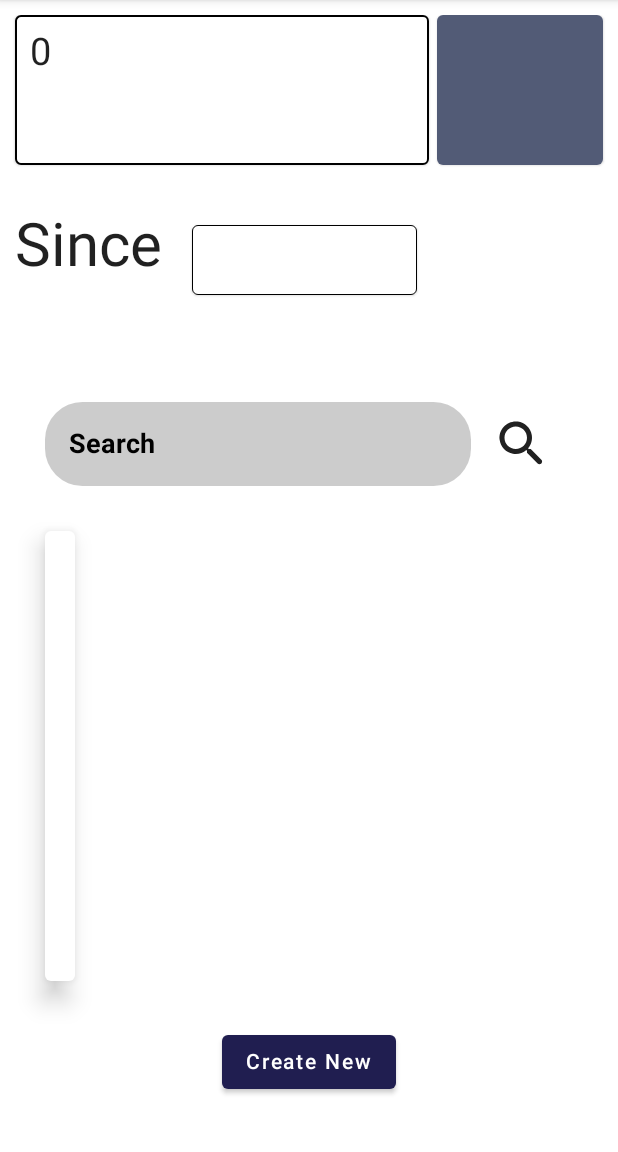
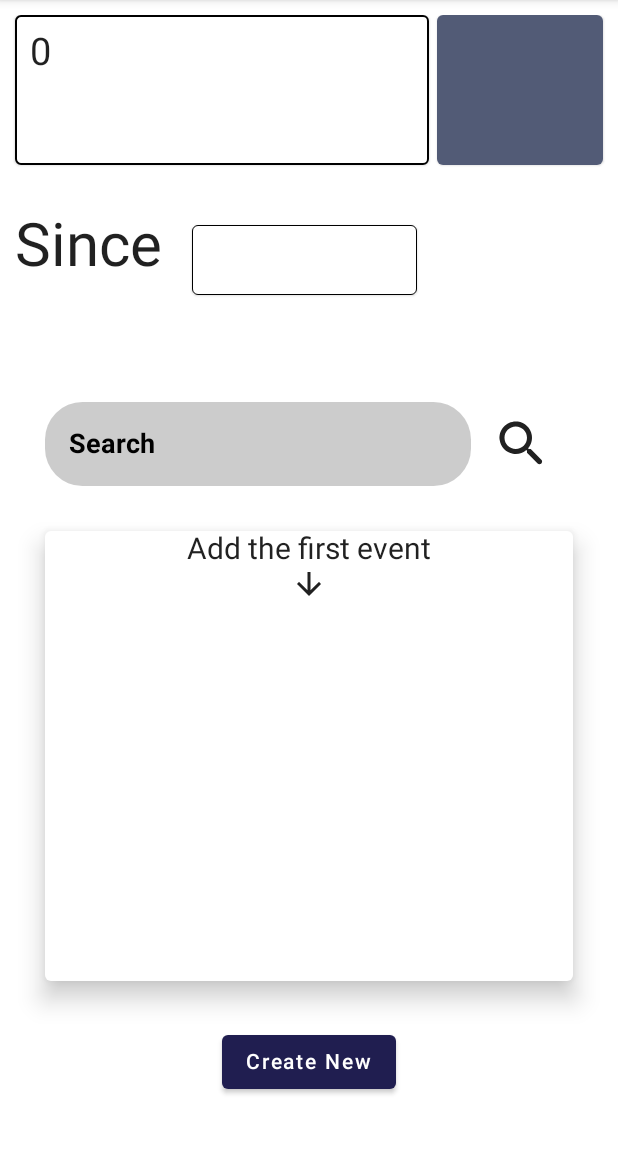
Before and after one commit to Ken-mbira/its_been, an Android app built with Jetpack Compose: the screen it shows after launch (MainActivity), on a phone screen of 412 x 824 dp, the part 84-1236 px from its top. Run offline under Robolectric (Android 15) with nearby library versions, the phone set to English and light mode, and no system bars; our stand-ins replace Room's generated code; libraries missing offline, so code that uses them is left out: dev.chrisbanes.snapper; 3 statements that could not run were skipped.

Commit message:
add instructions when there are no events

```diff
--- a/app/src/main/java/com/opencanvas/itsbeen/ui/HomeScreen.kt
+++ b/app/src/main/java/com/opencanvas/itsbeen/ui/HomeScreen.kt
@@ -77,6 +77,7 @@ fun HomeScreen(modifier: Modifier = Modifier) {
             EventList(
                 modifier = modifier,
                 eventList = eventListState.value,
+                currentQuery = searchParamState.value,
                 deleteEvent = { event ->
                     eventViewModel.deleteEvent(event)
                 },
--- /dev/null
+++ b/app/src/main/java/com/opencanvas/itsbeen/ui/components/EmptyList.kt
@@ -0,0 +1,42 @@
+package com.opencanvas.itsbeen.ui.components
+
+import androidx.compose.foundation.layout.Column
+import androidx.compose.foundation.layout.fillMaxWidth
+import androidx.compose.material.Icon
+import androidx.compose.material.Text
+import androidx.compose.material.icons.Icons
+import androidx.compose.material.icons.outlined.ArrowBack
+import androidx.compose.runtime.Composable
+import androidx.compose.ui.Alignment
+import androidx.compose.ui.Modifier
+import androidx.compose.ui.draw.rotate
+import androidx.compose.ui.res.stringResource
+import androidx.compose.ui.tooling.preview.Preview
+import androidx.compose.ui.unit.sp
+import com.opencanvas.itsbeen.R
+
+@Composable
+fun EmptyList(
+    modifier: Modifier = Modifier
+) {
+    Column(
+        modifier = modifier.fillMaxWidth(),
+        horizontalAlignment = Alignment.CenterHorizontally
+    ) {
+        Text(
+            text = stringResource(R.string.add_first_event),
+            fontSize = 20.sp
+        )
+        Icon(
+            modifier = modifier.rotate(270f),
+            imageVector = Icons.Outlined.ArrowBack,
+            contentDescription = stringResource(R.string.point_down)
+        )
+    }
+}
+
+@Preview
+@Composable
+fun PreviewEmptyList() {
+    EmptyList()
+}
--- a/app/src/main/java/com/opencanvas/itsbeen/ui/components/EventList.kt
+++ b/app/src/main/java/com/opencanvas/itsbeen/ui/components/EventList.kt
@@ -24,11 +24,12 @@ import com.opencanvas.itsbeen.model.Event
 fun EventList(
     modifier: Modifier = Modifier,
     eventList: List<Event>,
+    currentQuery: String = "",
     deleteEvent: (Event) -> Unit = {},
     stageEvent: (Event) -> Unit = {}
 ) {
     Card(
-        modifier = modifier,
+        modifier = modifier.height(300.dp),
         backgroundColor =
             if(isSystemInDarkTheme()){
                 Color.DarkGray
@@ -37,9 +38,11 @@ fun EventList(
             },
         elevation = 10.dp
     ) {
+        if(eventList.isEmpty() && currentQuery.isBlank()){
+            EmptyList()
+        }else{
             LazyColumn(
                 modifier = modifier
-                .height(300.dp)
                     .padding(10.dp),
                 horizontalAlignment = Alignment.CenterHorizontally
             ) {items(eventList.count()) {event ->
@@ -49,6 +52,7 @@ fun EventList(
                     deleteEvent = deleteEvent,
                     stageEvent = stageEvent
                 )
+            }
         }
         }
     }
--- a/app/src/main/res/values/strings.xml
+++ b/app/src/main/res/values/strings.xml
@@ -6,4 +6,6 @@
     <string name="create_new_memory">Create New</string>
     <string name="search_icon">Search Icon</string>
     <string name="delete_icon">Delete Icon</string>
+    <string name="add_first_event">Add the first event</string>
+    <string name="point_down">point_down</string>
 </resources>
```
Lines whose indentation alone changed are shown as unchanged.
